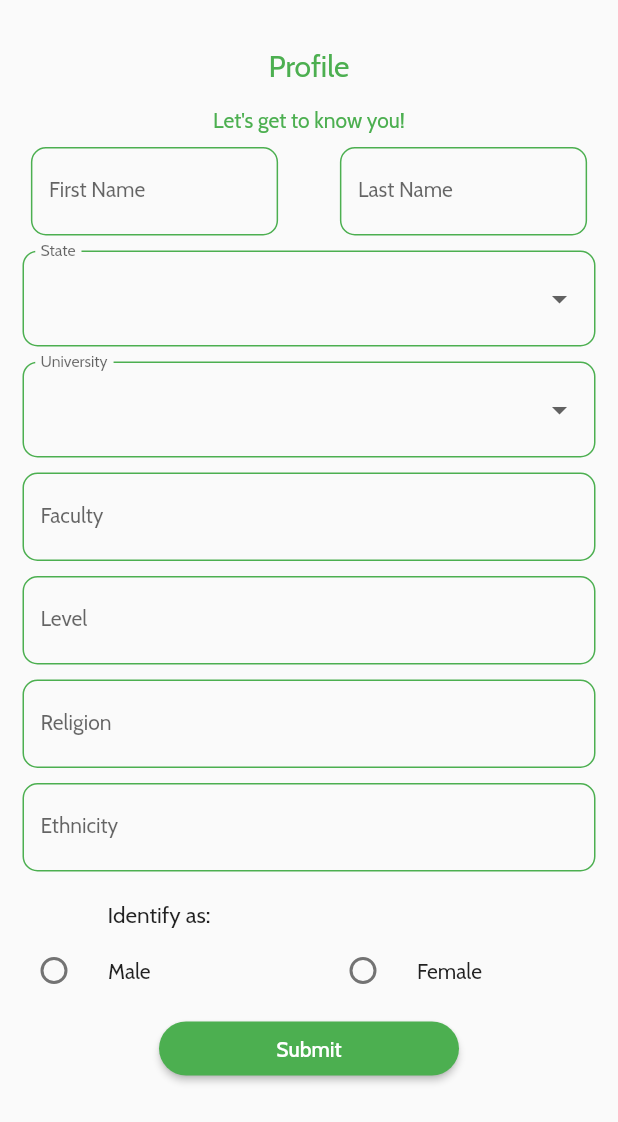
After one commit to zuri-training/bunkie_mobile_pjt_47, a Flutter app: the ProfileCreate screen opened by its route, on a phone screen of 412 x 824 dp. The commit adds this screen. Shown: the top 1122 px of the screen. Run offline on Flutter 3.47's test engine with Material 2 defaults, Android fonts, the phone set to English and light mode, and no system bars; our stand-ins replace flutter_screenutil, get_it, google_fonts; project files that could hold a hidden picture were left out.

Commit message:
Added profile creation view and route

```diff
--- a/lib/utils/constants.dart
+++ b/lib/utils/constants.dart
@@ -1,2 +1,3 @@
 const SplashScreenViewRoute = '/';
 const LoginViewRoute = 'login';
+const ProfileCreateView = '/create-profile';
--- a/lib/utils/route_generator.dart
+++ b/lib/utils/route_generator.dart
@@ -1,4 +1,5 @@
 import 'package:bunkie/views/login_view.dart';
+import 'package:bunkie/views/profile_create.dart';
 import 'package:flutter/cupertino.dart';
 import 'package:flutter/material.dart';
 import 'package:bunkie/utils/utils.dart';
@@ -13,6 +14,8 @@ class RouteGenerator {
       case LoginViewRoute:
         //TODO: Replace with actual SplashScreen widget
         return _getPageRoute(LoginView());
+      case ProfileCreateView:
+        return _getPageRoute(ProfileCreate());
       default:
         return _getPageRoute(_errorPage);
     }
@@ -22,7 +25,7 @@ class RouteGenerator {
   static CupertinoPageRoute _getPageRoute(
     Widget child, [
     String? routeName,
-    dynamic? args,
+    dynamic args,
   ]) =>
       CupertinoPageRoute(
         builder: (context) => child,
--- /dev/null
+++ b/lib/views/profile_create.dart
@@ -0,0 +1,364 @@
+import 'package:flutter/material.dart';
+import 'package:google_fonts/google_fonts.dart';
+
+
+class ProfileCreate extends StatefulWidget {
+  _ProfileCreateState createState() => _ProfileCreateState();
+}
+
+
+class _ProfileCreateState extends State<ProfileCreate> {
+  /// Temporary list to test out dropdown functionality.
+  /// To be replaced by backend data.
+  List _states = [
+    'Cross River',
+    'Akwa Ibom',
+    'Kaduna',
+    'Kano',
+    'Zamfara',
+    'Kogi',
+    'Kwara'
+  ];
+
+  ///
+  List _unis = [
+    'University of Port-Harcourt',
+    'University of Calabar',
+    'University of Abuja',
+    'University of Lagos',
+    'University of Uyo',
+  ];
+
+  var _currentSelectedValue;
+  var _currentSelectedUni;
+
+  int _groupValue = -1;
+
+  TextEditingController _controller = TextEditingController();
+  String filter = '';
+
+  @override
+  void initState() {
+    super.initState();
+    // Fill list with objects
+    _controller.addListener(() {
+      setState(() => filter = _controller.text);
+    });
+  }
+
+  @override
+  void dispose() {
+    super.dispose();
+    _controller.dispose();
+  }
+
+  @override
+  Widget build(BuildContext context) {
+    return Scaffold(
+      resizeToAvoidBottomInset: true,
+      body: SafeArea(
+        child: SingleChildScrollView(
+          child: Column(
+            children: [
+              Padding(
+                padding: EdgeInsets.symmetric(
+                  vertical: 16
+                )
+              ),
+              Center(
+                child: Text(
+                  'Profile',
+                  style: GoogleFonts.cabin(
+                    fontSize: 20,
+                    color: Colors.green,
+                  ),
+                ),
+              ),
+              Padding(
+                padding: EdgeInsets.only(
+                  right: 50,
+                  left: 50,
+                  top: 15
+                ),
+                child: Text(
+                  "Let's get to know you!",
+                  style: GoogleFonts.cabin(
+                    color: Colors.green
+                  )
+                ),
+              ),
+              SizedBox(height: 10),
+              Form(
+                child: Column(
+                  children: [
+                    Row(
+                      mainAxisAlignment: MainAxisAlignment.spaceAround,
+                      children: [
+                        Container(
+                          width: MediaQuery.of(context).size.width * 0.4,
+                          child: TextFormField(
+                            decoration: InputDecoration(
+                              labelText: 'First Name',
+                              labelStyle: GoogleFonts.cabin(
+                                fontSize: 14,
+                              ),
+                              enabledBorder: OutlineInputBorder(
+                                borderRadius: BorderRadius.circular(10),
+                                borderSide: BorderSide(color: Colors.green)
+                              )
+                            ),
+                          )
+                        ),
+                        Container(
+                          width: MediaQuery.of(context).size.width * 0.4,
+                          child: TextFormField(
+                            decoration: InputDecoration(
+                              labelText: 'Last Name',
+                              labelStyle: GoogleFonts.cabin(
+                                fontSize: 14,
+                              ),
+                              enabledBorder: OutlineInputBorder(
+                                borderRadius: BorderRadius.circular(10),
+                                borderSide: BorderSide(color: Colors.green)
+                              )
+                            )
+                          ),
+                        )
+                      ],
+                    ),
+                    SizedBox(height: 10),
+                    Padding(
+                      padding: EdgeInsets.symmetric(
+                        horizontal: 15,
+                      ),
+                      child: FormField(
+                        // Dropdown
+                        builder: (FormFieldState<String> state) {
+                          return InputDecorator(
+                            decoration: InputDecoration(
+                              labelText: 'State',
+                              labelStyle: GoogleFonts.cabin(
+                                fontSize: 14,
+                              ),
+                              enabledBorder: OutlineInputBorder(
+                                borderRadius: BorderRadius.circular(10),
+                                borderSide: BorderSide(color: Colors.green),
+                              )
+                            ),
+                            isEmpty: _currentSelectedValue == '',
+                            child: DropdownButtonHideUnderline(
+                              child: DropdownButton<String>(
+                                value: _currentSelectedValue,
+                                isDense: true,
+                                onChanged: (newValue) {
+                                  setState(() {
+                                    _currentSelectedValue = newValue;
+                                    state.didChange(newValue);
+                                  });
+                                },
+                                items: _states.map((value) {
+                                  return DropdownMenuItem<String>(
+                                    value: value,
+                                    child: Text(
+                                      value,
+                                      style: GoogleFonts.cabin(),
+                                    ),
+                                  );
+                                }).toList()
+                              ),
+                            ),
+
+                          );
+                        }
+                      ),
+                    ),
+                    SizedBox(height: 10),
+                    Padding(
+                      padding: EdgeInsets.symmetric(
+                        horizontal: 15,
+                      ),
+                      child: FormField(
+                        // Dropdown
+                        builder: (FormFieldState<String> state) {
+                          return InputDecorator(
+                            decoration: InputDecoration(
+                                labelText: 'University',
+                              labelStyle: GoogleFonts.cabin(
+                                fontSize: 14,
+                              ),
+                              enabledBorder: OutlineInputBorder(
+                                borderRadius: BorderRadius.circular(10),
+                                borderSide: BorderSide(color: Colors.green),
+                              )
+                            ),
+                            isEmpty: _currentSelectedUni == '',
+                            child: DropdownButtonHideUnderline(
+                              child: DropdownButton<String>(
+                                value: _currentSelectedUni,
+                                isDense: true,
+                                onChanged: (newValue) {
+                                  setState(() {
+                                    _currentSelectedUni = newValue;
+                                    state.didChange(newValue);
+                                  });
+                                },
+                                items: _unis.map((value) {
+                                  return DropdownMenuItem<String>(
+                                    value: value,
+                                    child: Text(
+                                      value,
+                                      style: GoogleFonts.cabin(),
+                                    ),
+                                  );
+                                }).toList()
+                              ),
+                            ),
+
+                          );
+                        }
+
+                      ),
+                    ),
+                    Padding(
+                      padding: EdgeInsets.symmetric(
+                        horizontal: 15,
+                        vertical: 10
+                      ),
+                      child: TextFormField(
+                        decoration: InputDecoration(
+                          labelText: 'Faculty',
+                          labelStyle: GoogleFonts.cabin(
+                            fontSize: 14,
+                          ),
+                          enabledBorder: OutlineInputBorder(
+                            borderRadius: BorderRadius.circular(10),
+                            borderSide: BorderSide(color: Colors.green),
+                          )
+                        ),
+                      ),
+                    ),
+                    Padding(
+                      padding: EdgeInsets.symmetric(
+                        horizontal: 15,
+                      ),
+                      child: TextFormField(
+                        decoration: InputDecoration(
+                          labelText: 'Level',
+                          labelStyle: GoogleFonts.cabin(
+                            fontSize: 14,
+                          ),
+                          enabledBorder: OutlineInputBorder(
+                            borderRadius: BorderRadius.circular(10),
+                            borderSide: BorderSide(color: Colors.green),
+                          )
+                        ),
+                      ),
+                    ),
+                    Padding(
+                      padding: EdgeInsets.symmetric(
+                        horizontal: 15,
+                        vertical: 10
+                      ),
+                      child: TextFormField(
+                        decoration: InputDecoration(
+                          labelText: 'Religion',
+                          labelStyle: GoogleFonts.cabin(
+                            fontSize: 14,
+                          ),
+                          enabledBorder: OutlineInputBorder(
+                            borderRadius: BorderRadius.circular(10),
+                            borderSide: BorderSide(color: Colors.green),
+                          )
+                        ),
+                      ),
+                    ),
+                    Padding(
+                      padding: EdgeInsets.symmetric(
+                        horizontal: 15,
+                      ),
+                      child: TextFormField(
+                        decoration: InputDecoration(
+                          labelText: 'Ethnicity',
+                          labelStyle: GoogleFonts.cabin(
+                            fontSize: 14,
+                          ),
+                          enabledBorder: OutlineInputBorder(
+                            borderRadius: BorderRadius.circular(10),
+                            borderSide: BorderSide(color: Colors.green),
+                          )
+                        )
+                      ),
+                    ),
+                    SizedBox(height: 20),
+                  ],
+                )
+              ),
+              Padding(
+                padding: EdgeInsets.only(right: 200),
+                child: Text(
+                  'Identify as:',
+                  style: GoogleFonts.cabin(
+                    fontSize: 15
+                  ),
+                ),
+              ),
+              Row(
+                children: [
+                  Expanded(
+                    child: _radioButton(
+                      title: 'Male',
+                      value: 0,
+                      onChanged: (newVal) => setState(() => _groupValue = newVal),
+                    )
+                  ),
+                  Expanded(
+                    child: _radioButton(
+                      title: 'Female',
+                      value: 1,
+                      onChanged: (newVal) => setState(() => _groupValue = newVal),
+                    )
+                  ),
+                ],
+              ),
+              Container(
+                width: 200,
+                child: ElevatedButton(
+                  onPressed: () {},
+                  style: ButtonStyle(
+                    shape: MaterialStateProperty.all(
+                      RoundedRectangleBorder(
+                        borderRadius: BorderRadius.circular(20),
+                      )
+                    )
+                  ),
+                  child: Text(
+                    'Submit',
+                    style: GoogleFonts.cabin(),
+                  )
+                ),
+              ),
+
+              SizedBox(height: 40)
+            ]
+          )
+        ),
+      ),
+    );
+
+  }
+
+  Widget _radioButton({String? title, int? value, var onChanged}) {
+    return RadioListTile(
+      value: value,
+      groupValue: _groupValue,
+      onChanged: onChanged,
+      title: Text(
+        title.toString(),
+        style: GoogleFonts.cabin(
+          fontSize: 14
+        ),
+      )
+    );
+  }
+
+}
```
